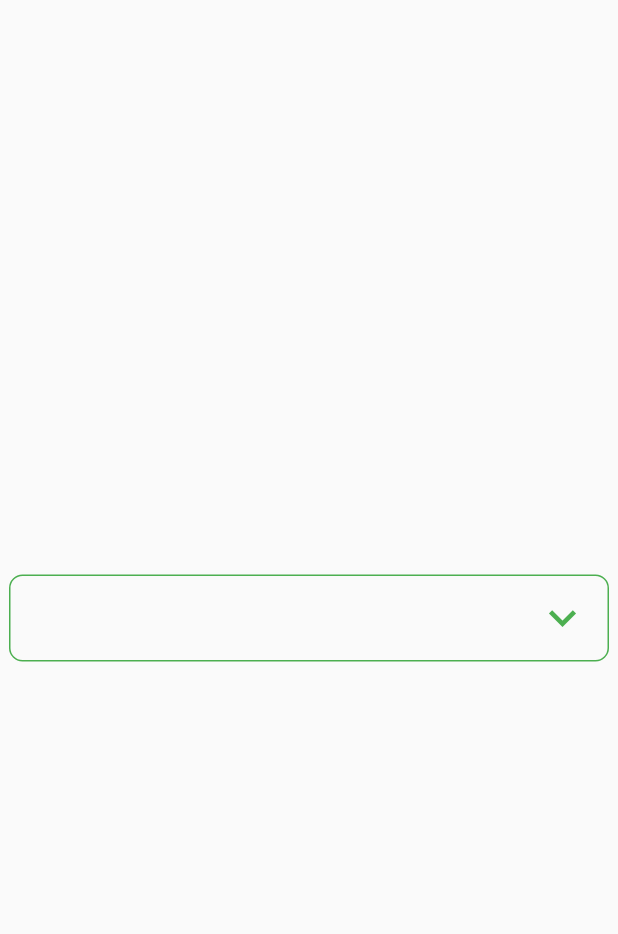
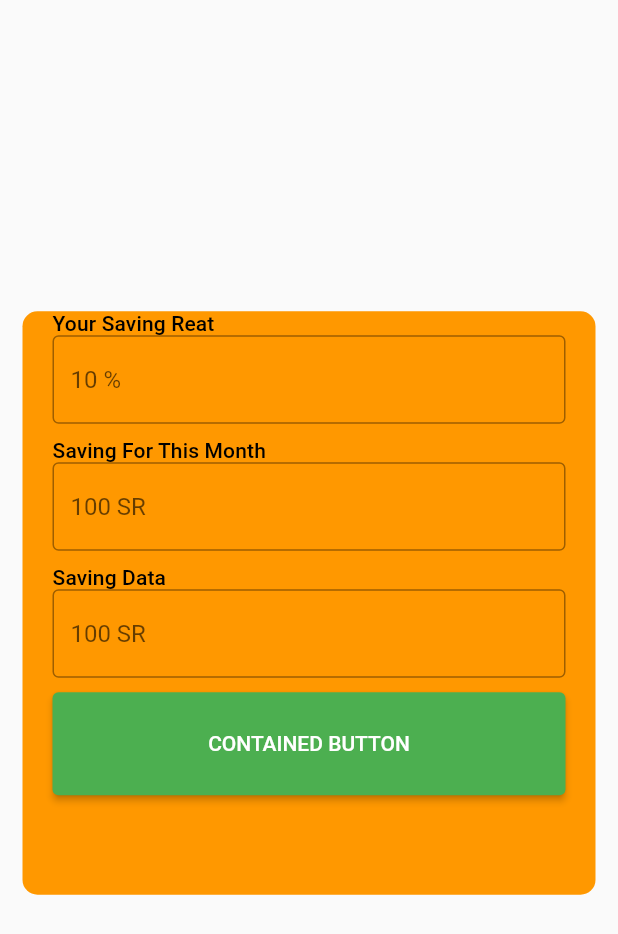
Before and after one commit to ri40/expens-and-saving-, a Flutter app: the SavingPage screen opened directly, on a phone screen of 412 x 824 dp. Shown: the top 934 px of the screen. Run offline on Flutter 3.47's test engine with Material 2 defaults, Android fonts, the phone set to English and light mode, and no system bars.

Commit message:
page  saving v 0.0.2

```diff
--- a/lib/page/saving.dart
+++ b/lib/page/saving.dart
@@ -1,58 +1,87 @@
 import 'package:flutter/material.dart';
-class SavingPage extends StatefulWidget {
+
+class SavingPage extends StatelessWidget {
   const SavingPage({Key? key}) : super(key: key);
 
   @override
-  State<SavingPage> createState() => _SavingPageState();
-}
+  Widget build(BuildContext context) {
+    var textStyle = Theme.of(context).textTheme;
 
-class _SavingPageState extends State<SavingPage> with SingleTickerProviderStateMixin {
-  late AnimationController _controller;
-  final items = ['Shopping','Restaurant','Cafe','Gifts','Transportation'];
-  String? value;
-
-  @override
-  void initState() {
-    super.initState();
-    _controller = AnimationController(vsync: this);
-  }
-
-  @override
-  void dispose() {
-    _controller.dispose();
-    super.dispose();
-  }
-
-  @override
-  Widget build(BuildContext context) => Scaffold(
-    body: Center(
-
-      child: Container(
-        width: 400,
-        padding: EdgeInsets.symmetric(horizontal: 12 , vertical: 4),
+    return Scaffold(
+      body: Container(
+        padding: const EdgeInsets.symmetric(horizontal: 15),
+        child: Column(
+          mainAxisAlignment: MainAxisAlignment.center,
+          children: <Widget>[
+            Container(
+              height: 389,
+              width: 382,
+              margin: const EdgeInsets.only(bottom: 20),
+              padding: const EdgeInsets.symmetric(horizontal: 20),
               decoration: BoxDecoration(
-          borderRadius: BorderRadius.circular(9),
-          border: Border.all(color: Colors.green,width: 1),
+                  color: Colors.orange,
+                  borderRadius: BorderRadius.circular(10)),
+              child: Column(
+                children: [
+                  Align(
+                    alignment: Alignment.centerLeft,
+                    child: Text('Your Saving Reat', style: textStyle.subtitle2),
                   ),
-
-        child: DropdownButtonHideUnderline(
-          child: DropdownButton<String>(
-            value: value,
-            iconSize: 36,
-            icon: Icon(Icons.keyboard_arrow_down_sharp, color: Colors.green),
-            isExpanded: true,
-            items: items.map(buildMenuItem).toList(),
-            onChanged: (value) => setState(()=> this.value=value),
+                  SizedBox(
+                    height: MediaQuery.of(context).size.height / 12,
+                    child: TextFormField(
+                      decoration: InputDecoration(
+                        hintText: '10 %',
+                        border: OutlineInputBorder(),
                       ),
                     ),
                   ),
+                  Align(
+                    alignment: Alignment.centerLeft,
+                    child: Text('Saving For This Month',
+                        style: textStyle.subtitle2),
                   ),
-  );
-  DropdownMenuItem<String>buildMenuItem(String item) =>DropdownMenuItem(
-    value: item,
-    child: Text(
-      item,
-      style: TextStyle(fontWeight: FontWeight.bold, fontSize: 20),
+                  SizedBox(
+                    height: MediaQuery.of(context).size.height / 12,
+                    child: TextFormField(
+                      decoration: InputDecoration(
+                        hintText: '100 SR',
+                        border: OutlineInputBorder(),
+                      ),
+                    ),
+                  ),
+                  Align(
+                    alignment: Alignment.centerLeft,
+                    child: Text('Saving Data', style: textStyle.subtitle2),
+                  ),
+                  SizedBox(
+                    height: MediaQuery.of(context).size.height / 12,
+                    child: TextFormField(
+                      decoration: InputDecoration(
+                        hintText: '100 SR',
+                        border: OutlineInputBorder(),
+                      ),
+                    ),
+                  ),
+                  SizedBox(
+                    height: MediaQuery.of(context).size.height / 12,
+                    child: ElevatedButton(
+                      onPressed: () {
+                        // Respond to button press
+                      },
+                      child: Text('CONTAINED BUTTON'),
+                      style:ElevatedButton.styleFrom(
+                      primary: Colors.green,
+                        minimumSize: const Size.fromHeight(50),
+                    ),
+                    ),
+                  ),
+                ],
+              ),
+            )
+          ],
+        ),
       ),
     );
   }
+}
```
Lines whose indentation alone changed are shown as unchanged.
